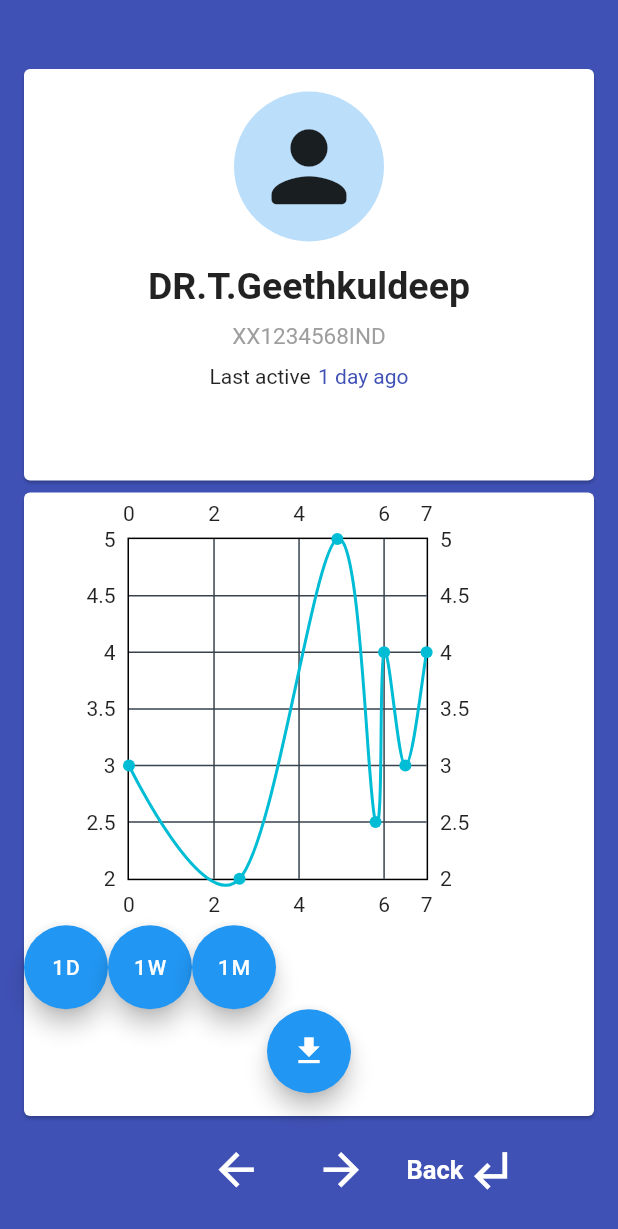
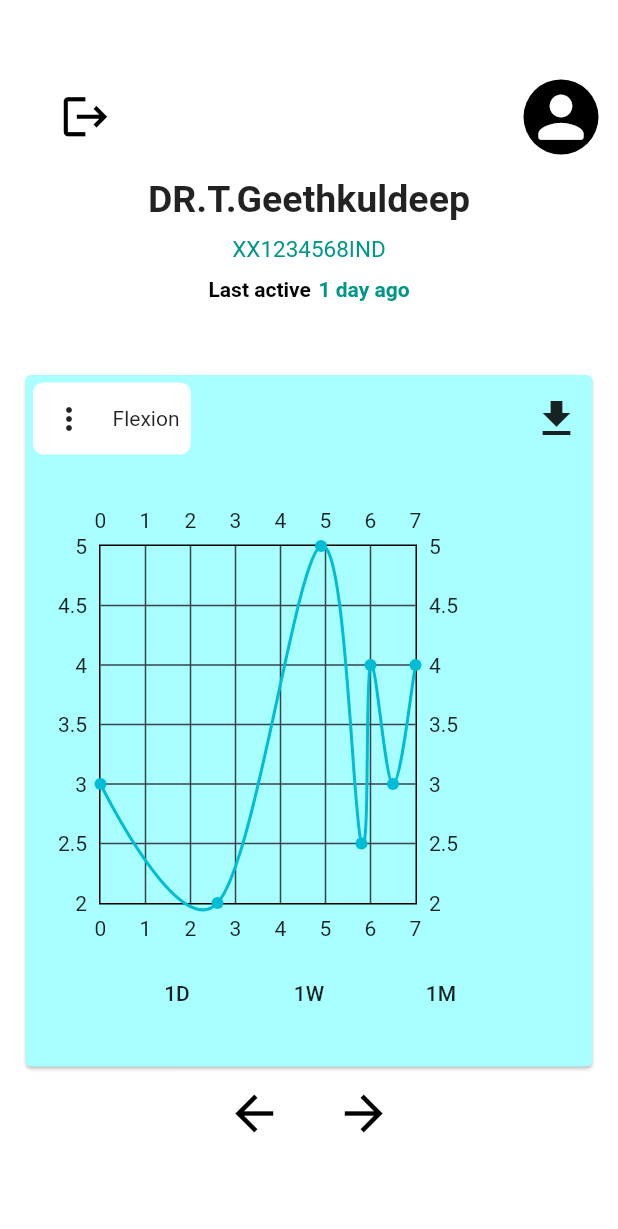
Before and after one commit to GeethKuldeep/doctoradmin_app, a Flutter app: the screen it shows once a user with an empty profile is signed in, after a tap on "1D", on a phone screen of 412 x 824 dp. Shown: the top 1229 px of the screen. Run offline on Flutter 3.47's test engine with Material 2 defaults, Android fonts, the light colour scheme and no system bars; drawn by our look-alikes of fl_chart; our stand-ins replace cloud_firestore, firebase_auth, fluttertoast, google_sign_in, image_gallery_saver, permission_handler and 1 more; accounts and stored records are empty.

Commit message:
Graph buttons added

```diff
--- a/lib/app/graph1.dart
+++ b/lib/app/graph1.dart
@@ -4,7 +4,10 @@ import "package:flutter/material.dart";
 class Graph1 extends StatelessWidget {
   @override
   Widget build(BuildContext context) {
-    return LineChart(
+    return SizedBox(
+      width: 300,
+      height: 300,
+      child: LineChart(
         LineChartData(
 
           gridData: FlGridData(
@@ -40,6 +43,7 @@ class Graph1 extends StatelessWidget {
         ),
 
 
+      ),
     );
 
   }
--- a/lib/app/graph2.dart
+++ b/lib/app/graph2.dart
@@ -4,7 +4,10 @@ import "package:flutter/material.dart";
 class Graph2 extends StatelessWidget {
   @override
   Widget build(BuildContext context) {
-    return LineChart(
+    return SizedBox(
+      width: 300,
+      height: 300,
+      child: LineChart(
         LineChartData(
 
             gridData: FlGridData(
@@ -40,6 +43,7 @@ class Graph2 extends StatelessWidget {
         ),
 
 
+      ),
     );
 
   }
--- a/lib/app/home_page.dart
+++ b/lib/app/home_page.dart
@@ -6,6 +6,7 @@ import 'package:doctoradmin_app/app/graph1.dart';
 import 'package:doctoradmin_app/app/graph2.dart';
 import 'package:doctoradmin_app/app/sign_in/graph3.dart';
 import 'package:doctoradmin_app/services/auth.dart';
+import 'package:fl_chart/fl_chart.dart';
 import 'package:flutter/material.dart';
 import 'package:flutter/rendering.dart';
 import 'package:fluttertoast/fluttertoast.dart';
@@ -14,8 +15,6 @@ import 'package:screenshot/screenshot.dart';
 import 'package:image_gallery_saver/image_gallery_saver.dart';
 import 'package:path_provider/path_provider.dart';
 import 'package:permission_handler/permission_handler.dart';
-
-
 
 class HomePage extends StatefulWidget {
   HomePage({@required this.auth});
@@ -33,219 +32,225 @@ class _HomePageState extends State<HomePage> {
       print(e.toString());
     }
   }
+
   File _imageFile;
   ScreenshotController screenshotController = ScreenshotController();
-
-  //int _selectedIndex = 0;
-  ///List<Widget> pages = <Widget>[
-   /// Graph(),
-   // Graph(),
-   // Graph(),
-
- /// ];
-
-  ///void navigate(index) async {
-   /// setState(() {
-    ///  _selectedIndex = index;
-    ///});
-  //}
+  var color = const Color(0xffA9FFFF);
 
   GlobalKey _globalKey = GlobalKey();
-  int number= 3;
-
+  int number = 3;
 
   @override
   Widget build(BuildContext context) {
     return Scaffold(
       resizeToAvoidBottomPadding: false,
-      backgroundColor: Colors.indigo,
+      backgroundColor: Colors.white,
       body: Padding(
-        padding: const EdgeInsets.all(12.0),
+        padding: const EdgeInsets.all(13.0),
         child: Stack(
           fit: StackFit.expand,
           children: [
             Column(
               children: [
                 Padding(
-                  padding: EdgeInsets.only(top: 30.0),
+                  padding: EdgeInsets.only(top: 40.0),
                 ),
-                  Expanded(
-                  flex:2,
-                    child: Card(
-                      child: Column(
+                Column(
                   children: [
-                          Padding(
-                            padding: const EdgeInsets.all(15.0),
-                            child: CircleAvatar(
-                              radius: 50,
+                    Row(
+                      mainAxisAlignment: MainAxisAlignment.spaceBetween,
+                      children: [
+                        FlatButton(
+                          onPressed: _signOut,
+                          child: Icon(
+                            Icons.logout,
+                            color: Colors.black,
+                            size: 35,
+                          ),
+                        ),
+                        CircleAvatar(
+                          backgroundColor: Colors.black,
+                          radius: 25,
                           child: Icon(
                             Icons.person_rounded,
-                                size: 75,
+                            color: Colors.white,
+                            size: 45,
                           ),
                         ),
+                      ],
+                    ),
+                    SizedBox(
+                      height: 15,
                     ),
                     Column(
                       mainAxisAlignment: MainAxisAlignment.center,
                       children: [
-                              Text('DR.T.Geethkuldeep',style: TextStyle(fontWeight: FontWeight.bold,fontSize: 25)),
-                              SizedBox(height: 10,),
-                              Text('XX1234568IND',style: TextStyle(color: Colors.grey,fontSize: 15))
+                        Text('DR.T.Geethkuldeep',
+                            style: TextStyle(
+                                fontWeight: FontWeight.bold, fontSize: 25)),
+                        SizedBox(
+                          height: 10,
+                        ),
+                        Text('XX1234568IND',
+                            style: TextStyle(color: Colors.teal, fontSize: 15))
                       ],
                     ),
-                          SizedBox(height: 10,),
+                    SizedBox(
+                      height: 10,
+                    ),
                     Row(
                       mainAxisAlignment: MainAxisAlignment.center,
                       children: [
-                              Text('Last active'),
-                              SizedBox(width: 5,),
-                              Text('1 day ago',style: TextStyle(color: Colors.indigo),)
+                        Text(
+                          'Last active',
+                          style: TextStyle(
+                              color: Colors.black, fontWeight: FontWeight.bold),
+                        ),
+                        SizedBox(
+                          width: 5,
+                        ),
+                        Text(
+                          '1 day ago',
+                          style: TextStyle(
+                              color: Colors.teal, fontWeight: FontWeight.bold),
+                        )
+                      ],
+                    ),
+                  ],
+                ),
+                SizedBox(
+                  height: 45,
+                ),
+                Card(
+                  color: color,
+                  child: Column(
+                    children: [
+                      Row(
+                        mainAxisAlignment: MainAxisAlignment.spaceBetween,
+                        children: [
+                          Padding(
+                            padding: const EdgeInsets.all(5.0),
+                            child: Container(
+                              decoration: BoxDecoration(
+                                  shape: BoxShape.rectangle,
+                                  color: Colors.white,
+                                  borderRadius:
+                                      BorderRadius.all(Radius.circular(7))),
+                              padding: const EdgeInsetsDirectional.only(
+                                  end: 2.5, start: 0.075),
+                              child: Row(
+                                mainAxisAlignment:
+                                    MainAxisAlignment.spaceBetween,
+                                children: [
+                                  PopupMenuButton(
+                                    itemBuilder: (_) =>
+                                        <PopupMenuItem<String>>[],
+                                  ),
+                                  Padding(
+                                    padding: const EdgeInsets.all(5.0),
+                                    child: Text('Flexion'),
+                                  ),
+                                ],
+                              ),
+                            ),
+                          ),
+                          IconButton(
+                            icon: Icon(
+                              Icons.download_sharp,
+                              size: 32,
+                            ),
+                            onPressed: () {
+                              // _saveScreen();
+                            },
+                          ),
+                        ],
+                      ),
+                      SizedBox(
+                        height: 25,
+                      ),
+                      Row(
+                        children: [
+                          SizedBox(
+                            width: 5,
+                          ),
+                          if (number == 1) Graph1(),
+                          if (number == 2) Graph2(),
+                          if (number == 3) Graph3(),
+                        ],
+                      ),
+                      SizedBox(
+                        height: 5,
+                      ),
+                      Row(
+                        mainAxisAlignment: MainAxisAlignment.center,
+                        children: [
+                          FlatButton(
+                            child: Text('1D'),
+                            onPressed: () {
+                              setState(() {
+                                number = 1;
+                              });
+                            },
+                            splashColor: Colors.red,
+                          ),
+                          FlatButton(
+                            child: Text('1W'),
+                            onPressed: () {
+                              setState(() {
+                                number = 2;
+                              });
+                            },
+                            splashColor: Colors.red,
+                          ),
+                          FlatButton(
+                            child: Text('1M'),
+                            onPressed: () {
+                              setState(() {
+                                number = 3;
+                              });
+                            },
+                            splashColor: Colors.red,
+                          ),
+                        ],
+                      ),
+                      SizedBox(
+                        height: 25,
+                      ),
+                    ],
+                  ),
+                ),
+                Padding(
+                  padding: const EdgeInsets.all(8.0),
+                  child: Row(
+                    mainAxisAlignment: MainAxisAlignment.center,
+                    children: [
+                      Row(
+                        children: [
+                          Icon(
+                            Icons.arrow_back_outlined,
+                            color: Colors.black,
+                            size: 38,
+                          ),
+                          SizedBox(
+                            width: 35,
+                          ),
+                          Icon(
+                            Icons.arrow_forward,
+                            color: Colors.black,
+                            size: 38,
+                          ),
                         ],
                       ),
                     ],
                   ),
                 ),
-                  ),
-
-                Expanded(
-                  flex:3,
-                  child: Card(
-                    child: Column(
-                      children: [
-                        Row(
-                          children: [
-                            SizedBox(width: 25,),
-                            if(number ==1)
-                              Graph1(),
-                            if(number==2)
-                              Graph2(),
-                            if(number==3)
-                              Graph3(),
-                          ],
-                        ),
-                        Row(
-                          children: [
-                            FloatingActionButton(
-                              child: Text('1D'),
-                                onPressed:(){
-                                  setState(() {
-                                    number=1;
-                                  });
-                                }),
-                            FloatingActionButton(
-                                  child: Text('1W'),
-                                  onPressed:(){
-                                  setState(() {
-                                  number=2;
-                                  });
-                                  }),
-                            FloatingActionButton(
-                                child: Text('1M'),
-                                onPressed:(){
-                                  setState(() {
-                                    number=3;
-                                  });
-                                }),
-                          ],
-                        ),
-                        FloatingActionButton(
-                          child: Icon(
-                            Icons.download_sharp
-                          ),
-                          onPressed: (){
-                           // _saveScreen();
-                          },
-                        )
-                      ],
-                    ),
-                  ),
-                ),
-                 Padding(
-                   padding: const EdgeInsets.all(8.0),
-                   child: Row(
-                      children: [
-                        SizedBox(width: 120,),
-                        Row(
-
-                          children: [
-
-                                Icon(
-                                  Icons.arrow_back,
-                                  color: Colors.white,
-                                  size: 35,
-                                ),
-
-                            SizedBox(width: 35,),
-                            Icon(
-                                  Icons.arrow_forward,
-                                  color: Colors.white,
-                                  size: 35,
-                                ),
-
-                          ],
-                        ),
-                        SizedBox(width: 10,),
-
-                        FlatButton(
-                            child: Row(
-                              children: [
-                                Text('Back',style: TextStyle(color: Colors.white,fontWeight: FontWeight.bold,fontSize: 17),),
-                                Row(
-
-                                  children: [
-                                    Icon(
-                                      Icons.subdirectory_arrow_left_outlined,
-                                      color: Colors.white,
-                                      size: 35,
-                                    )
-
-                                  ],
-                                )
-                              ],
-                            ),
-                            onPressed: _signOut,
-                          ),
-                      ],
-                    ),
-                 ),
-
               ],
             )
           ],
         ),
       ),
-      //bottomNavigationBar: BottomNavigationBar(
-       /// type: BottomNavigationBarType.shifting,
-        ///items: <BottomNavigationBarItem>[
-        ///  BottomNavigationBarItem(
-         //   icon: Icon(
-         //     Icons.linear_scale
-          //  ),
-         //   label: '1D',
-         //     backgroundColor: Colors.black
-         // ),
-        // BottomNavigationBarItem(
-          ///  icon: Icon(
-         ///       Icons.linear_scale
-        ///    ),
-        ///    label:
-      //        '1W',
-       ///       backgroundColor: Colors.black
-      ///    ),
-      ///    BottomNavigationBarItem(
-     ///       icon: Icon(
-    ///            Icons.linear_scale
-      ///      ),
-      ///      label:
-     ///         '1M',
-     ///       backgroundColor: Colors.black
-     ///       ),
-    ///    ],
-     ///   currentIndex: _selectedIndex,
-      //  onTap: navigate,
-     // ),
     );
   }
-
 
   ///_saveScreen() async {
   ///  RenderRepaintBoundary boundary =
@@ -260,5 +265,4 @@ class _HomePageState extends State<HomePage> {
   //   Fluttertoast.showToast(msg: info, toastLength: Toast.LENGTH_LONG);
 //  }
 
-
 }
--- a/lib/app/sign_in/graph3.dart
+++ b/lib/app/sign_in/graph3.dart
@@ -4,7 +4,10 @@ import "package:flutter/material.dart";
 class Graph3 extends StatelessWidget {
   @override
   Widget build(BuildContext context) {
-    return LineChart(
+    return SizedBox(
+      width: 300,
+      height: 300,
+      child: LineChart(
         LineChartData(
 
             gridData: FlGridData(
@@ -40,6 +43,7 @@ class Graph3 extends StatelessWidget {
         ),
 
 
+      ),
     );
 
   }
```
Lines whose indentation alone changed are shown as unchanged.
